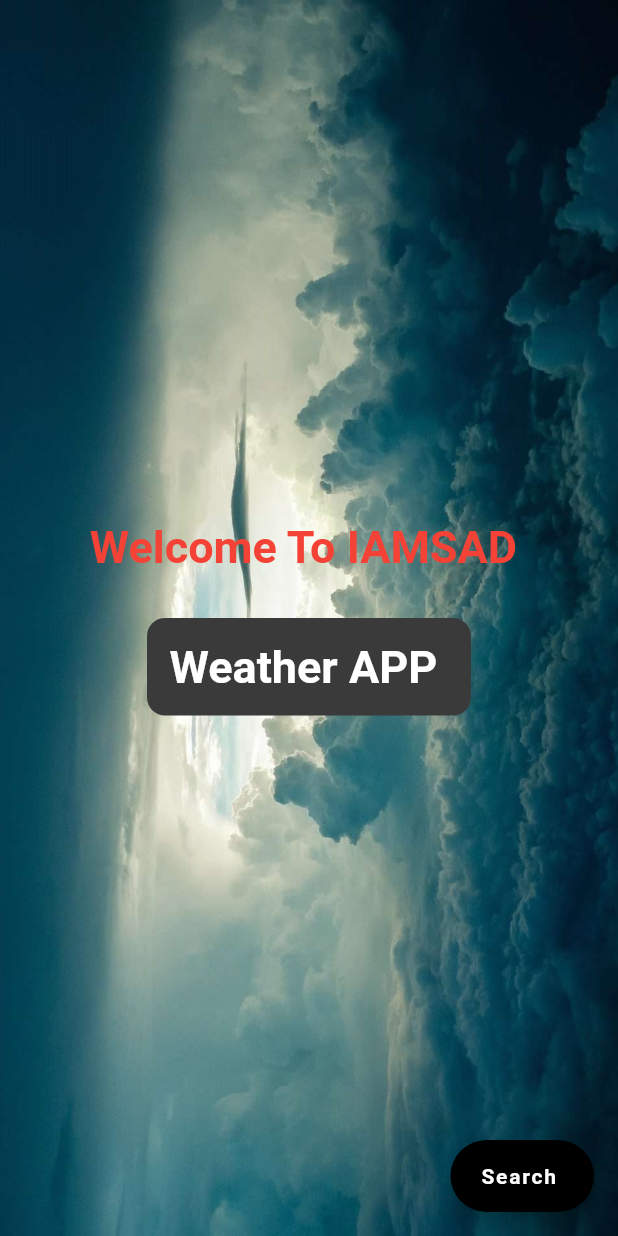
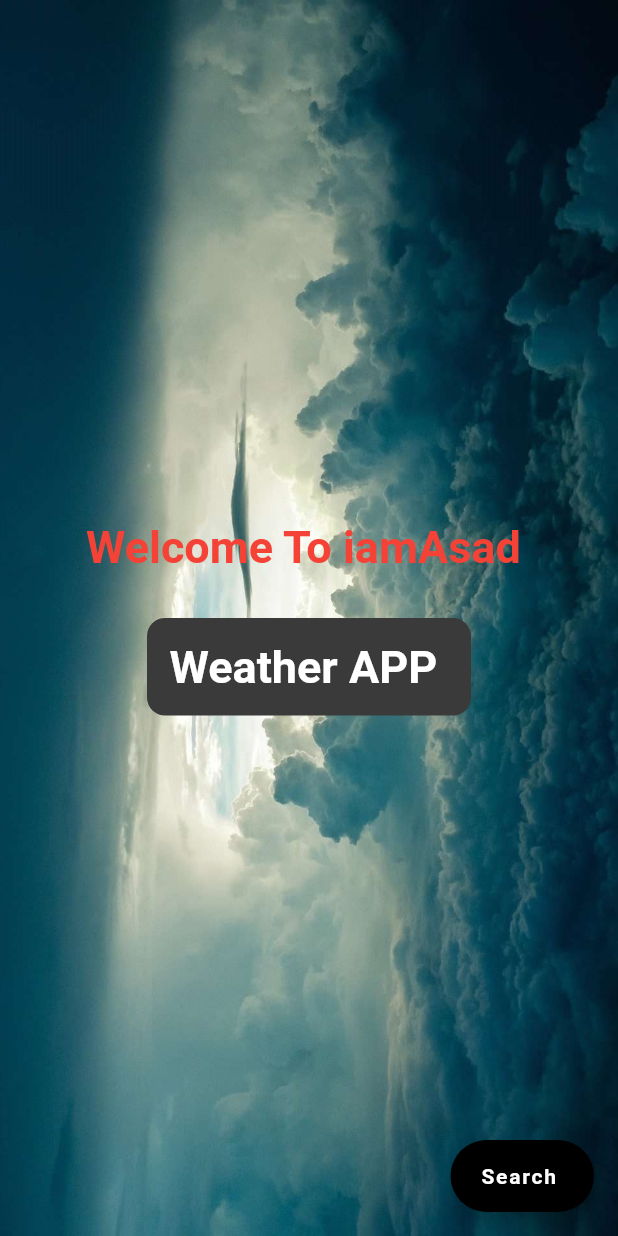
Before and after one commit to Updysamed-Mohamed/weather_app_flutter, a Flutter app: the screen it shows after launch, on a phone screen of 412 x 824 dp. Run offline on Flutter 3.47's test engine with Material 2 defaults, Android fonts, the phone set to English and light mode, and no system bars; our stand-ins replace weather.

Commit message:
name changed

```diff
--- a/lib/main.dart
+++ b/lib/main.dart
@@ -32,7 +32,7 @@ class _WeatherState extends State<Weather> {
             mainAxisAlignment: MainAxisAlignment.center,
             children: [
               Text(
-                'Welcome To IAMSAD ',
+                'Welcome To iamAsad ',
                 style: TextStyle(
                     fontSize: 30,
                     color: Colors.red,
```
